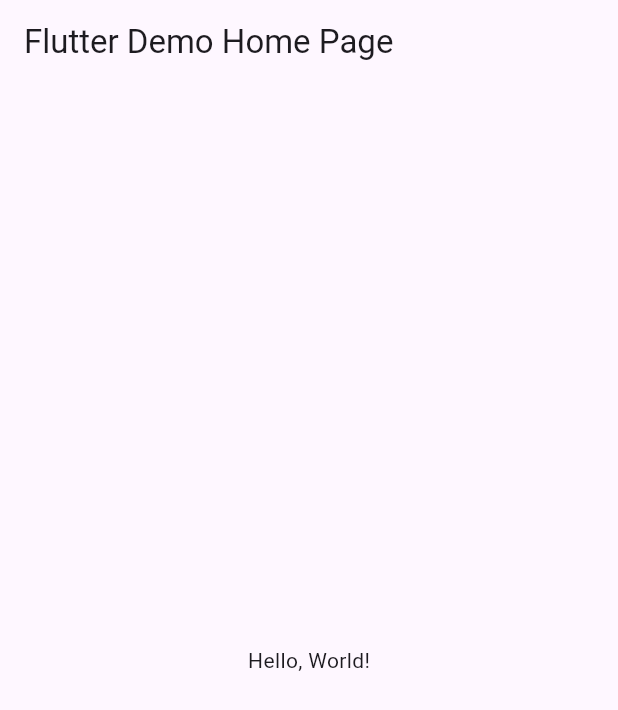
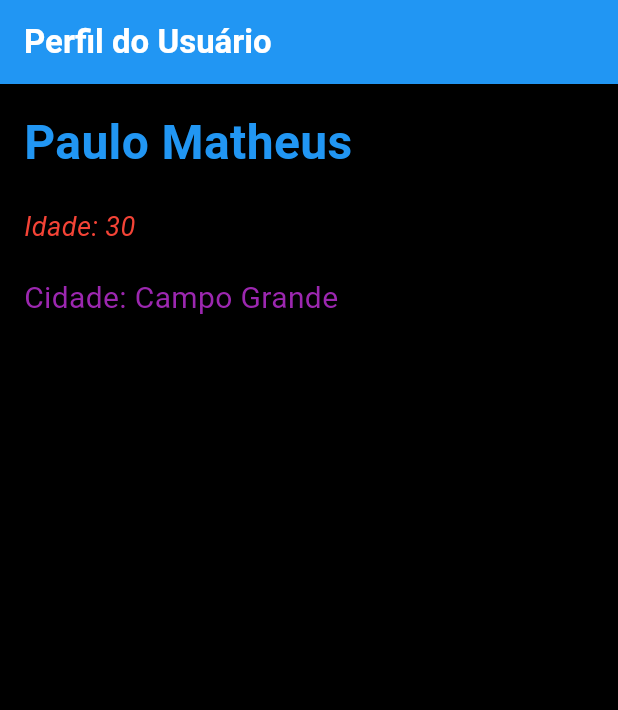
Before and after one commit to PauloMatheusBS/ex-01, a Flutter app: the screen it shows after launch, on a phone screen of 412 x 824 dp. Shown: the top 710 px of the screen. Run offline on Flutter 3.47's test engine with Material 3 defaults, Android fonts, the phone set to English and light mode, and no system bars.

Commit message:
att 10:53

```diff
--- a/lib/main.dart
+++ b/lib/main.dart
@@ -4,38 +4,75 @@ void main() => runApp(MyApp());
 
 class MyApp extends StatelessWidget {
   const MyApp({super.key});
-  // This widget is the root of your application.
+
   @override
   Widget build(BuildContext context) {
     return MaterialApp(
-      // Application name
-      title: 'Flutter Hello World',
-      // Application theme data, you can set the colors for the application as
-      // you want
+      title: 'Perfil do Usuário',
       theme: ThemeData(
-        // useMaterial3: false,
         primarySwatch: Colors.blue,
       ),
-      // A widget which will be started on application startup
-      home: MyHomePage(title: 'Flutter Demo Home Page'),
+      home: ProfileScreen(),
     );
   }
 }
 
-class MyHomePage extends StatelessWidget {
-  final String title;
-  const MyHomePage({super.key, required this.title});
+class ProfileScreen extends StatelessWidget {
+  final String userName = 'Paulo Matheus';
+  final int userAge = 30;
+  final String userCity = 'Campo Grande';
 
   @override
   Widget build(BuildContext context) {
     return Scaffold(
       appBar: AppBar(
-        // The title text which will be shown on the action bar
-        title: Text(title),
+        backgroundColor: Colors.blue, // Cor de fundo da barra
+        title: Text(
+          'Perfil do Usuário',
+          style: TextStyle(
+            fontWeight: FontWeight.bold, // Título em negrito
+            color: Colors.white, // Cor do texto
+          ),
+        ),
       ),
-      body: Center(
-        child: Text(
-          'Hello, World!',
+      body: Container(
+        color: Colors.black,
+        width: double.infinity, // Cor de fundo da tela
+        padding: EdgeInsets.all(16),
+        child: Column(
+          crossAxisAlignment: CrossAxisAlignment.start,
+          children: [
+            // Nome do usuário - texto grande e em negrito com cor azul
+            Text(
+              userName,
+              style: TextStyle(
+                fontSize: 32, // Tamanho grande
+                fontWeight: FontWeight.bold, // Negrito
+                color: Colors.blue, // Cor azul
+              ),
+            ),
+            SizedBox(height: 20), // Espaçamento entre os textos
+
+            // Idade do usuário - texto menor e em itálico com cor vermelha
+            Text(
+              'Idade: $userAge',
+              style: TextStyle(
+                fontSize: 18, // Tamanho menor
+                fontStyle: FontStyle.italic, // Itálico
+                color: Colors.red, // Cor vermelha
+              ),
+            ),
+            SizedBox(height: 20), // Espaçamento entre os textos
+
+            // Cidade do usuário - texto normal com cor roxa
+            Text(
+              'Cidade: $userCity',
+              style: TextStyle(
+                fontSize: 20, // Tamanho normal
+                color: Colors.purple, // Cor roxa
+              ),
+            ),
+          ],
         ),
       ),
     );
```
